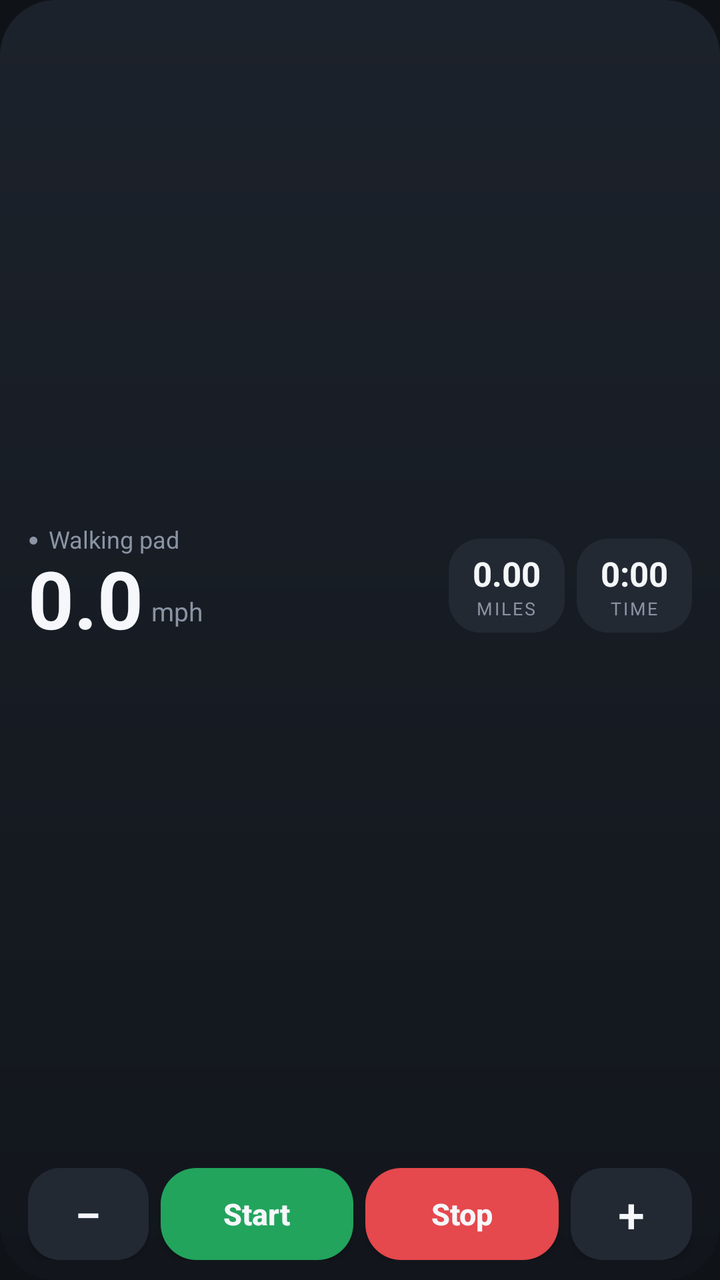
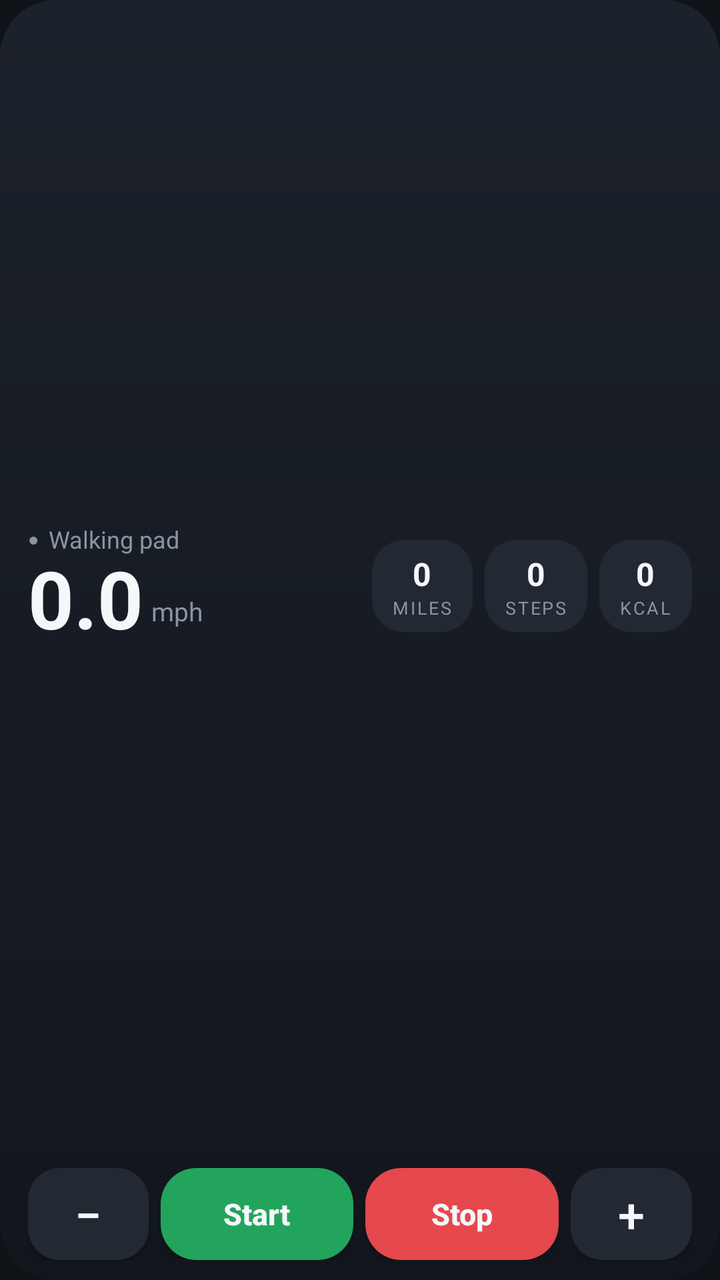

Screens rendered from an Android XML layout before and after an edit, with the pre-edit source and the edit as a unified diff.
<!-- AndroidManifest.xml: application theme AppTheme -->
<!-- res/layout/widget.xml -->
<?xml version="1.0" encoding="utf-8"?>
<LinearLayout xmlns:android="http://schemas.android.com/apk/res/android"
    android:layout_width="match_parent" android:layout_height="match_parent"
    android:orientation="vertical" android:paddingHorizontal="14dp" android:paddingVertical="10dp" android:background="@drawable/bg_widget">

    <LinearLayout android:id="@+id/w_info" android:layout_width="match_parent" android:layout_height="0dp" android:layout_weight="1"
        android:orientation="horizontal" android:gravity="center_vertical">
        <LinearLayout android:layout_width="wrap_content" android:layout_height="wrap_content" android:orientation="vertical">
            <LinearLayout android:layout_width="wrap_content" android:layout_height="wrap_content" android:orientation="horizontal" android:gravity="center_vertical">
                <TextView android:id="@+id/w_dot" android:layout_width="wrap_content" android:layout_height="wrap_content"
                    android:text="●" android:textColor="@color/muted" android:textSize="9sp" />
                <TextView android:id="@+id/w_status" android:layout_width="wrap_content" android:layout_height="wrap_content"
                    android:layout_marginStart="5dp" android:text="Walking pad" android:textColor="@color/muted" android:textSize="12sp" android:maxLines="1" />
            </LinearLayout>
            <LinearLayout android:layout_width="wrap_content" android:layout_height="wrap_content" android:orientation="horizontal" android:gravity="bottom">
                <TextView android:id="@+id/w_speed" android:layout_width="wrap_content" android:layout_height="wrap_content"
                    android:text="0.0" android:textColor="@color/text" android:textSize="40sp" android:textStyle="bold"
                    android:includeFontPadding="false" android:fontFeatureSettings="tnum" />
                <TextView android:layout_width="wrap_content" android:layout_height="wrap_content" android:layout_marginStart="4dp"
                    android:layout_marginBottom="4dp" android:text="mph" android:textColor="@color/muted" android:textSize="13sp" />
            </LinearLayout>
        </LinearLayout>
        <TextView android:layout_width="0dp" android:layout_height="wrap_content" android:layout_weight="1" />
        <LinearLayout android:layout_width="wrap_content" android:layout_height="wrap_content" android:orientation="vertical"
            android:gravity="center" android:paddingHorizontal="12dp" android:paddingVertical="6dp" android:background="@drawable/bg_tile">
            <TextView android:id="@+id/w_dist" android:layout_width="wrap_content" android:layout_height="wrap_content"
                android:text="0.00" android:textColor="@color/text" android:textSize="17sp" android:textStyle="bold" android:fontFeatureSettings="tnum" />
            <TextView android:layout_width="wrap_content" android:layout_height="wrap_content" android:text="MILES"
                android:textColor="@color/muted" android:textSize="9sp" android:letterSpacing="0.1" />
        </LinearLayout>
        <LinearLayout android:layout_width="wrap_content" android:layout_height="wrap_content" android:layout_marginStart="6dp" android:orientation="vertical"
            android:gravity="center" android:paddingHorizontal="12dp" android:paddingVertical="6dp" android:background="@drawable/bg_tile">
            <TextView android:id="@+id/w_time" android:layout_width="wrap_content" android:layout_height="wrap_content"
                android:text="0:00" android:textColor="@color/text" android:textSize="17sp" android:textStyle="bold" android:fontFeatureSettings="tnum" />
            <TextView android:layout_width="wrap_content" android:layout_height="wrap_content" android:text="TIME"
                android:textColor="@color/muted" android:textSize="9sp" android:letterSpacing="0.1" />
        </LinearLayout>
    </LinearLayout>

    <LinearLayout android:layout_width="match_parent" android:layout_height="46dp" android:layout_marginTop="8dp" android:orientation="horizontal">
        <Button android:id="@+id/w_down" android:layout_width="0dp" android:layout_height="match_parent" android:layout_weight="1"
            android:text="−" android:textSize="24sp" android:textColor="@color/text" android:background="@drawable/bg_tile" />
        <Button android:id="@+id/w_start" android:layout_width="0dp" android:layout_height="match_parent" android:layout_weight="1.6"
            android:layout_marginStart="6dp" android:text="Start" android:textAllCaps="false" android:textSize="15sp" android:textStyle="bold"
            android:textColor="@color/text" android:background="@drawable/bg_go" />
        <Button android:id="@+id/w_stop" android:layout_width="0dp" android:layout_height="match_parent" android:layout_weight="1.6"
            android:layout_marginStart="6dp" android:text="Stop" android:textAllCaps="false" android:textSize="15sp" android:textStyle="bold"
            android:textColor="@color/text" android:background="@drawable/bg_stop" />
        <Button android:id="@+id/w_up" android:layout_width="0dp" android:layout_height="match_parent" android:layout_weight="1"
            android:layout_marginStart="6dp" android:text="+" android:textSize="24sp" android:textColor="@color/text" android:background="@drawable/bg_tile" />
    </LinearLayout>
</LinearLayout>
<!-- resources referenced by this layout -->
<resources>
  <color name="muted">#FF8A94A3</color>
  <color name="text">#FFF5F7FA</color>
  <!-- drawable bg_go (drawable) -->
  <?xml version="1.0" encoding="utf-8"?>
  <shape xmlns:android="http://schemas.android.com/apk/res/android" android:shape="rectangle">
      <solid android:color="@color/go" /><corners android:radius="18dp" />
  </shape>
  <!-- drawable bg_stop (drawable) -->
  <?xml version="1.0" encoding="utf-8"?>
  <shape xmlns:android="http://schemas.android.com/apk/res/android" android:shape="rectangle">
      <solid android:color="@color/stop" /><corners android:radius="18dp" />
  </shape>
  <!-- drawable bg_tile (drawable) -->
  <?xml version="1.0" encoding="utf-8"?>
  <shape xmlns:android="http://schemas.android.com/apk/res/android" android:shape="rectangle">
      <solid android:color="#FF232933" /><corners android:radius="16dp" />
  </shape>
  <!-- drawable bg_widget (drawable) -->
  <?xml version="1.0" encoding="utf-8"?>
  <shape xmlns:android="http://schemas.android.com/apk/res/android" android:shape="rectangle">
      <gradient android:angle="270" android:startColor="#FF1C222B" android:endColor="#FF12161C" />
      <corners android:radius="28dp" />
  </shape>
  <style name="AppTheme" parent="@android:style/Theme.DeviceDefault.NoActionBar">
          <item name="android:windowBackground">@color/bg</item>
          <item name="android:statusBarColor">@color/bg</item>
          <item name="android:navigationBarColor">@color/bg</item>
      </style>
  <color name="go">#FF22A45D</color>
  <color name="stop">#FFE5484D</color>
  <color name="bg">#FF0F1216</color>
</resources>

<!-- the commit's change to res/layout/widget.xml (unified diff, before → after) -->
@@ -22,17 +22,24 @@
         </LinearLayout>
         <TextView android:layout_width="0dp" android:layout_height="wrap_content" android:layout_weight="1" />
         <LinearLayout android:layout_width="wrap_content" android:layout_height="wrap_content" android:orientation="vertical"
-            android:gravity="center" android:paddingHorizontal="12dp" android:paddingVertical="6dp" android:background="@drawable/bg_tile">
+            android:gravity="center" android:paddingHorizontal="10dp" android:paddingVertical="6dp" android:background="@drawable/bg_tile">
             <TextView android:id="@+id/w_dist" android:layout_width="wrap_content" android:layout_height="wrap_content"
-                android:text="0.00" android:textColor="@color/text" android:textSize="17sp" android:textStyle="bold" android:fontFeatureSettings="tnum" />
+                android:text="0" android:textColor="@color/text" android:textSize="16sp" android:textStyle="bold" android:fontFeatureSettings="tnum" android:maxLines="1" />
             <TextView android:layout_width="wrap_content" android:layout_height="wrap_content" android:text="MILES"
                 android:textColor="@color/muted" android:textSize="9sp" android:letterSpacing="0.1" />
         </LinearLayout>
         <LinearLayout android:layout_width="wrap_content" android:layout_height="wrap_content" android:layout_marginStart="6dp" android:orientation="vertical"
-            android:gravity="center" android:paddingHorizontal="12dp" android:paddingVertical="6dp" android:background="@drawable/bg_tile">
-            <TextView android:id="@+id/w_time" android:layout_width="wrap_content" android:layout_height="wrap_content"
-                android:text="0:00" android:textColor="@color/text" android:textSize="17sp" android:textStyle="bold" android:fontFeatureSettings="tnum" />
-            <TextView android:layout_width="wrap_content" android:layout_height="wrap_content" android:text="TIME"
+            android:gravity="center" android:paddingHorizontal="10dp" android:paddingVertical="6dp" android:background="@drawable/bg_tile">
+            <TextView android:id="@+id/w_steps" android:layout_width="wrap_content" android:layout_height="wrap_content"
+                android:text="0" android:textColor="@color/text" android:textSize="16sp" android:textStyle="bold" android:fontFeatureSettings="tnum" android:maxLines="1" />
+            <TextView android:layout_width="wrap_content" android:layout_height="wrap_content" android:text="STEPS"
+                android:textColor="@color/muted" android:textSize="9sp" android:letterSpacing="0.1" />
+        </LinearLayout>
+        <LinearLayout android:layout_width="wrap_content" android:layout_height="wrap_content" android:layout_marginStart="6dp" android:orientation="vertical"
+            android:gravity="center" android:paddingHorizontal="10dp" android:paddingVertical="6dp" android:background="@drawable/bg_tile">
+            <TextView android:id="@+id/w_cal" android:layout_width="wrap_content" android:layout_height="wrap_content"
+                android:text="0" android:textColor="@color/text" android:textSize="16sp" android:textStyle="bold" android:fontFeatureSettings="tnum" android:maxLines="1" />
+            <TextView android:layout_width="wrap_content" android:layout_height="wrap_content" android:text="KCAL"
                 android:textColor="@color/muted" android:textSize="9sp" android:letterSpacing="0.1" />
         </LinearLayout>
     </LinearLayout>
